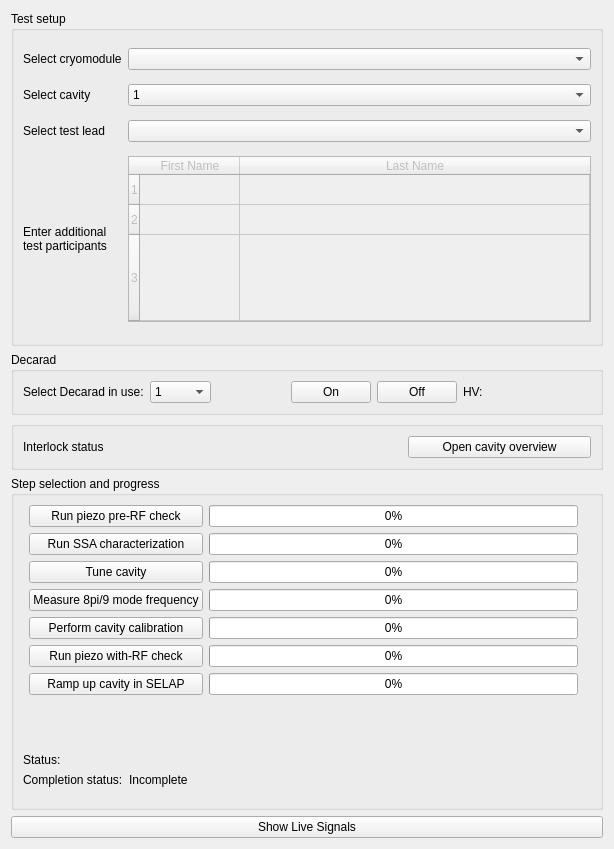
This is cavity_commissioning/gui/commissioning.ui in slaclab/rf_commissioning as Qt 5 draws it before an edit. The edited form follows.
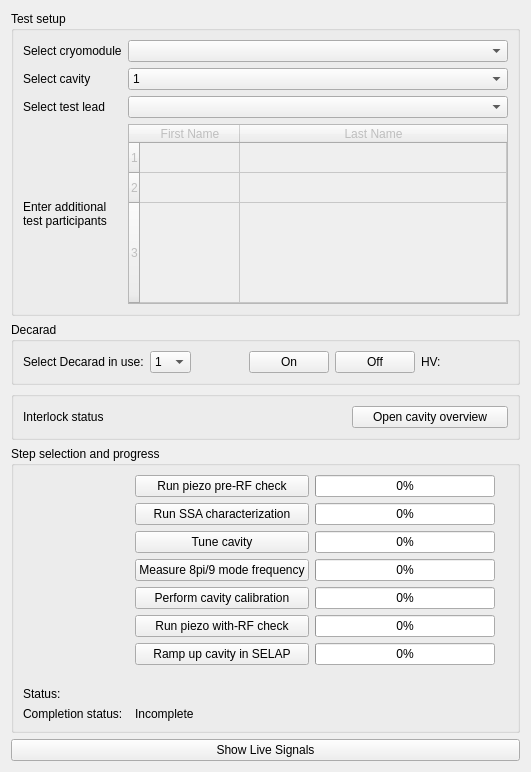
This is the edited form. Custom widgets are drawn as their Qt base class.

Commit message: piezo pre rf and ssa calibration buttons connected to new thread framework - others to be added tomorrow

What changed in the file:
```diff
--- a/cavity_commissioning/gui/commissioning.ui
+++ b/cavity_commissioning/gui/commissioning.ui
@@ -6,8 +6,8 @@
    <rect>
     <x>0</x>
     <y>0</y>
-    <width>614</width>
-    <height>849</height>
+    <width>531</width>
+    <height>772</height>
    </rect>
   </property>
   <property name="windowTitle">
@@ -382,182 +382,154 @@
       <string>Step selection and progress</string>
      </property>
      <layout class="QGridLayout" name="gridLayout_4">
-      <item row="6" column="3">
+      <item row="6" column="4">
        <widget class="QLabel" name="label_selap_rampup">
         <property name="text">
          <string/>
         </property>
        </widget>
       </item>
-      <item row="3" column="1">
+      <item row="3" column="2">
        <widget class="QPushButton" name="button_measure_8pi9">
         <property name="text">
          <string>Measure 8pi/9 mode frequency</string>
         </property>
        </widget>
       </item>
-      <item row="5" column="2">
+      <item row="5" column="3">
        <widget class="QProgressBar" name="progressBar_6">
         <property name="value">
          <number>0</number>
         </property>
        </widget>
       </item>
-      <item row="0" column="2">
+      <item row="0" column="3">
        <widget class="QProgressBar" name="pre_rf_progressbar">
         <property name="value">
          <number>0</number>
         </property>
        </widget>
       </item>
-      <item row="4" column="2">
+      <item row="4" column="3">
        <widget class="QProgressBar" name="progressBar_5">
         <property name="value">
          <number>0</number>
         </property>
        </widget>
       </item>
-      <item row="5" column="1">
+      <item row="5" column="2">
        <widget class="QPushButton" name="button_piezo_withrf">
         <property name="text">
          <string>Run piezo with-RF check</string>
         </property>
        </widget>
       </item>
-      <item row="0" column="1">
+      <item row="0" column="2">
        <widget class="QPushButton" name="button_piezo_prerf">
         <property name="text">
          <string>Run piezo pre-RF check</string>
         </property>
        </widget>
       </item>
-      <item row="6" column="1">
+      <item row="6" column="2">
        <widget class="QPushButton" name="button_selap_rampup">
         <property name="text">
          <string>Ramp up cavity in SELAP</string>
         </property>
        </widget>
       </item>
-      <item row="3" column="2">
+      <item row="3" column="3">
        <widget class="QProgressBar" name="progressBar_4">
         <property name="value">
          <number>0</number>
         </property>
        </widget>
       </item>
-      <item row="1" column="1">
+      <item row="1" column="2">
        <widget class="QPushButton" name="button_ssa_char">
         <property name="text">
          <string>Run SSA characterization</string>
         </property>
        </widget>
       </item>
-      <item row="4" column="1">
+      <item row="4" column="2">
        <widget class="QPushButton" name="button_cavity_calibration">
         <property name="text">
          <string>Perform cavity calibration</string>
         </property>
        </widget>
       </item>
-      <item row="2" column="1">
+      <item row="2" column="3">
+       <widget class="QProgressBar" name="progressBar_3">
+        <property name="value">
+         <number>0</number>
+        </property>
+       </widget>
+      </item>
+      <item row="2" column="2">
        <widget class="QPushButton" name="button_tune_cavity">
         <property name="text">
          <string>Tune cavity</string>
         </property>
        </widget>
       </item>
-      <item row="2" column="2">
-       <widget class="QProgressBar" name="progressBar_3">
-        <property name="value">
-         <number>0</number>
-        </property>
-       </widget>
-      </item>
-      <item row="2" column="3">
+      <item row="2" column="4">
        <widget class="QLabel" name="label_tune_cavity">
         <property name="text">
          <string/>
         </property>
        </widget>
       </item>
-      <item row="4" column="3">
+      <item row="4" column="4">
        <widget class="QLabel" name="label_cavity_calibration">
         <property name="text">
          <string/>
         </property>
        </widget>
       </item>
-      <item row="8" column="0" colspan="4">
-       <layout class="QFormLayout" name="formLayout">
-        <item row="1" column="0">
-         <widget class="QLabel" name="label_17">
-          <property name="text">
-           <string>Completion status:</string>
-          </property>
-         </widget>
-        </item>
-        <item row="1" column="1">
-         <widget class="QLabel" name="label_overall_completion">
-          <property name="text">
-           <string>Incomplete</string>
-          </property>
-         </widget>
-        </item>
-        <item row="0" column="0">
-         <widget class="QLabel" name="label_8">
-          <property name="text">
-           <string>Status:</string>
-          </property>
-         </widget>
-        </item>
-        <item row="0" column="1">
-         <widget class="QLabel" name="status_label">
-          <property name="text">
-           <string/>
-          </property>
-          <property name="wordWrap">
-           <bool>true</bool>
-          </property>
-         </widget>
-        </item>
-       </layout>
-      </item>
-      <item row="0" column="3">
+      <item row="0" column="4">
        <widget class="QLabel" name="label_piezo_prerf">
         <property name="text">
          <string/>
         </property>
        </widget>
       </item>
-      <item row="5" column="3">
+      <item row="5" column="4">
        <widget class="QLabel" name="label_piezo_withrf">
         <property name="text">
          <string/>
         </property>
        </widget>
       </item>
-      <item row="1" column="3">
+      <item row="1" column="4">
        <widget class="QLabel" name="label_ssa_char">
         <property name="text">
          <string/>
         </property>
        </widget>
       </item>
-      <item row="3" column="3">
+      <item row="3" column="4">
        <widget class="QLabel" name="label_measure_8pi9">
         <property name="text">
          <string/>
         </property>
        </widget>
       </item>
-      <item row="1" column="2">
-       <widget class="QProgressBar" name="progressBar_2">
+      <item row="8" column="0">
+       <widget class="QLabel" name="label_8">
+        <property name="text">
+         <string>Status:</string>
+        </property>
+       </widget>
+      </item>
+      <item row="1" column="3">
+       <widget class="QProgressBar" name="ssa_char_progressbar">
         <property name="value">
          <number>0</number>
         </property>
        </widget>
       </item>
-      <item row="6" column="2">
+      <item row="6" column="3">
        <widget class="QProgressBar" name="progressBar_7">
         <property name="value">
          <number>0</number>
@@ -583,6 +555,42 @@
         </property>
        </widget>
       </item>
+      <item row="8" column="1" colspan="3">
+       <widget class="QLabel" name="status_label">
+        <property name="sizePolicy">
+         <sizepolicy hsizetype="Preferred" vsizetype="Minimum">
+          <horstretch>0</horstretch>
+          <verstretch>0</verstretch>
+         </sizepolicy>
+        </property>
+        <property name="text">
+         <string/>
+        </property>
+        <property name="wordWrap">
+         <bool>true</bool>
+        </property>
+       </widget>
+      </item>
+      <item row="9" column="0">
+       <widget class="QLabel" name="label_17">
+        <property name="text">
+         <string>Completion status:</string>
+        </property>
+       </widget>
+      </item>
+      <item row="9" column="2">
+       <widget class="QLabel" name="label_overall_completion">
+        <property name="sizePolicy">
+         <sizepolicy hsizetype="Preferred" vsizetype="Minimum">
+          <horstretch>0</horstretch>
+          <verstretch>0</verstretch>
+         </sizepolicy>
+        </property>
+        <property name="text">
+         <string>Incomplete</string>
+        </property>
+       </widget>
+      </item>
      </layout>
     </widget>
    </item>
```
The commit also changes 1 other file.
